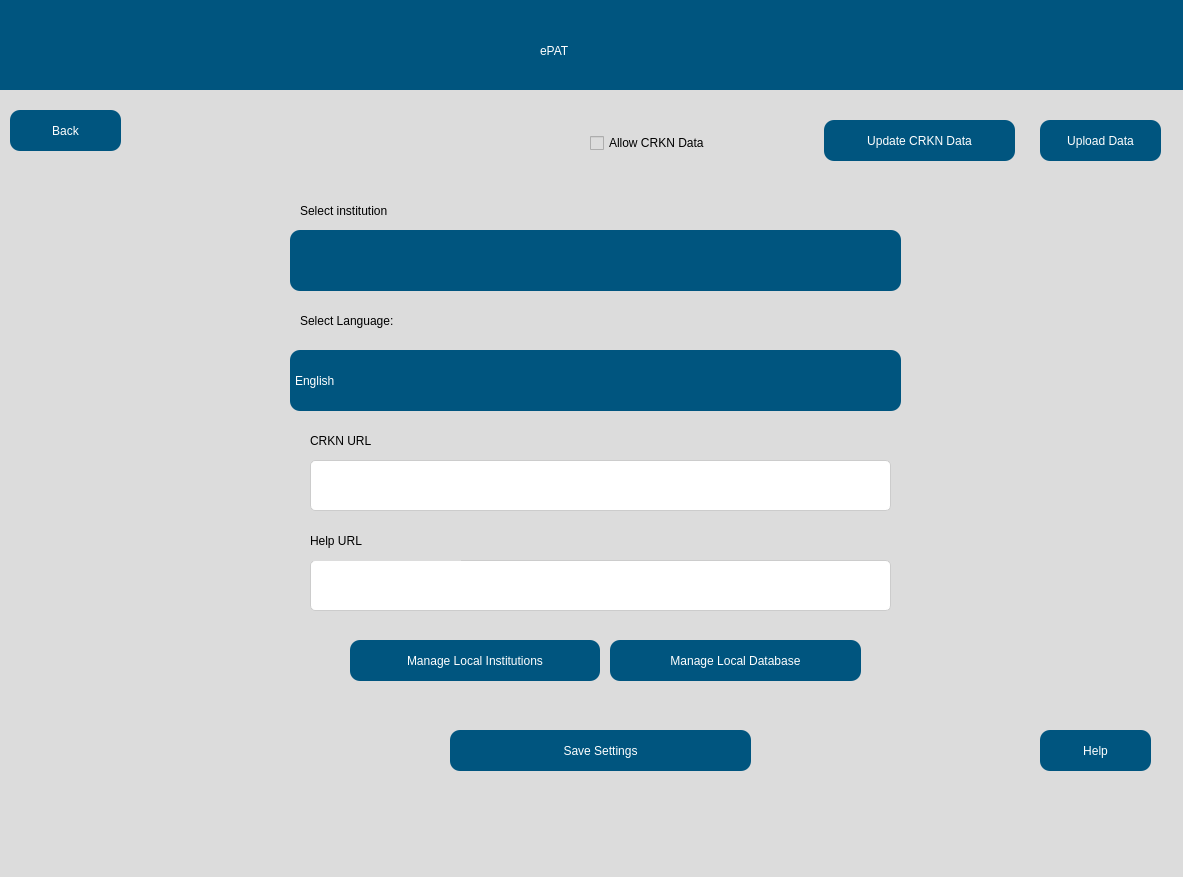
Qt form src/user_interface/english_settingsPage.ui (eppenney/eBook-Perpetual-Access-Rights-Tracker) before a commit.
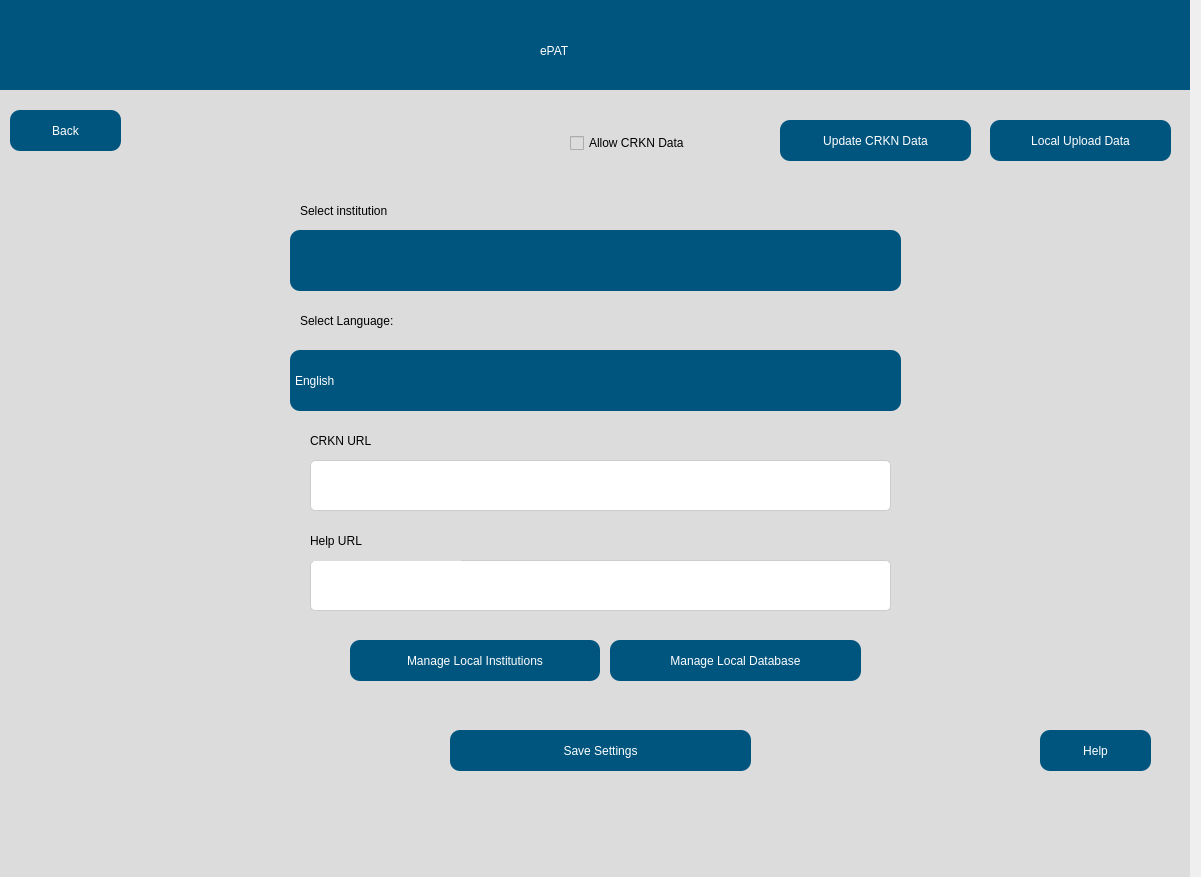
The same form after that commit. Icons and pictures are not drawn.

Diff of the .ui file:
```diff
--- a/src/user_interface/english_settingsPage.ui
+++ b/src/user_interface/english_settingsPage.ui
@@ -6,7 +6,7 @@
    <rect>
     <x>0</x>
     <y>0</y>
-    <width>1183</width>
+    <width>1201</width>
     <height>877</height>
    </rect>
   </property>
@@ -90,9 +90,9 @@
    <widget class="QPushButton" name="uploadButton">
     <property name="geometry">
      <rect>
-      <x>1050</x>
+      <x>1000</x>
       <y>120</y>
-      <width>121</width>
+      <width>181</width>
       <height>41</height>
      </rect>
     </property>
@@ -115,13 +115,13 @@
         </string>
     </property>
     <property name="text">
-     <string>Upload Data</string>
+     <string>Local Upload Data</string>
     </property>
    </widget>
    <widget class="QPushButton" name="updateCRKN">
     <property name="geometry">
      <rect>
-      <x>834</x>
+      <x>790</x>
       <y>120</y>
       <width>191</width>
       <height>41</height>
@@ -546,7 +546,7 @@
    <widget class="QCheckBox" name="allowCRKNData">
     <property name="geometry">
      <rect>
-      <x>600</x>
+      <x>580</x>
       <y>128</y>
       <width>200</width>
       <height>30</height>
```
